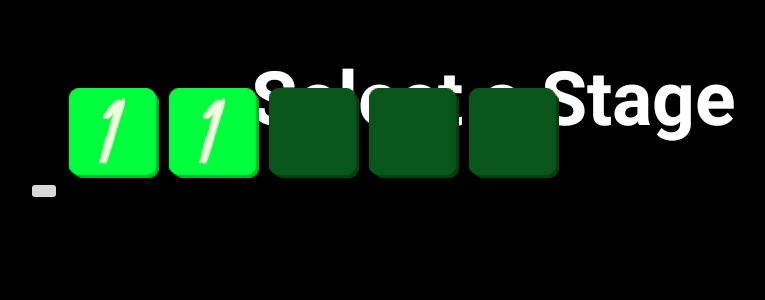
After one commit to kd9357/scavengerhaunt-1, an Android app: the StageSelectActivity screen opened directly, with no data from a screen before it, on a phone screen of 824 x 412 dp (held sideways). The commit adds this screen. Shown: the top 300 px of the screen, without its empty margins (124-889 px from the left). Run offline under Robolectric (Android 15) with nearby library versions, the phone set to English and light mode, and no system bars.

Commit message:
Stage select now has canvas option

```diff
--- a/AndroidStudioProjects/ScavengerHaunt/app/src/main/AndroidManifest.xml
+++ b/AndroidStudioProjects/ScavengerHaunt/app/src/main/AndroidManifest.xml
@@ -27,7 +27,7 @@
             android:label="Settings"
             android:screenOrientation="landscape"/>
         <activity
-            android:name=".StageSelect"
+            android:name=".StageSelectActivity"
             android:screenOrientation="landscape">
         </activity>
     </application>
--- /dev/null
+++ b/AndroidStudioProjects/ScavengerHaunt/app/src/main/java/group7/scavengerhaunt/Game.java
@@ -0,0 +1,15 @@
+package group7.scavengerhaunt;
+
+/**
+ * Created by Kevin on 3/17/2017.
+ * This class runs under the hood of the game
+ */
+
+public class Game {
+    private static final String TAG = "Game Background Runner";
+
+    public Game() {
+        //Constructor
+        //clear the map, set new seeds, probably grab spawn info and such?
+    }
+}
--- a/AndroidStudioProjects/ScavengerHaunt/app/src/main/java/group7/scavengerhaunt/GameActivity.java
+++ b/AndroidStudioProjects/ScavengerHaunt/app/src/main/java/group7/scavengerhaunt/GameActivity.java
@@ -5,6 +5,14 @@ import android.os.Bundle;
 
 public class GameActivity extends AppCompatActivity {
 
+    private static final String TAG = "Game Interface";
+    //Represents the internal state of the game
+    private Game mGame;
+
+    //Is the game over or not?
+    private boolean mGameOver;
+
+    //TODO: add variables for gameview, hud, etc
     @Override
     protected void onCreate(Bundle savedInstanceState) {
         super.onCreate(savedInstanceState);
--- a/AndroidStudioProjects/ScavengerHaunt/app/src/main/java/group7/scavengerhaunt/MainActivity.java
+++ b/AndroidStudioProjects/ScavengerHaunt/app/src/main/java/group7/scavengerhaunt/MainActivity.java
@@ -45,7 +45,7 @@ public class MainActivity extends AppCompatActivity implements View.OnClickListe
     public void onClick(View v) {
         //Go to stage select screen
         if(v==buttonStageSelect) {
-            startActivity(new Intent(this, StageSelect.class));
+            startActivity(new Intent(this, StageSelectActivity.class));
         }//Go to how to play screen
         else if(v==buttonHowToPlay) {
             startActivity(new Intent(this, HowToPlayActivity.class));
--- a/AndroidStudioProjects/ScavengerHaunt/app/src/main/java/group7/scavengerhaunt/StageSelect.java
+++ /dev/null
@@ -1,36 +0,0 @@
-package group7.scavengerhaunt;
-
-import android.content.Intent;
-import android.content.pm.ActivityInfo;
-import android.support.v7.app.AppCompatActivity;
-import android.os.Bundle;
-import android.view.View;
-import android.widget.ImageButton;
-
-public class StageSelect extends AppCompatActivity implements View.OnClickListener{
-
-    private ImageButton buttonStage;
-
-    @Override
-    protected void onCreate(Bundle savedInstanceState) {
-        super.onCreate(savedInstanceState);
-        setContentView(R.layout.activity_stage_select);
-
-        //Getting the button
-        buttonStage = (ImageButton) findViewById(R.id.stage_select_button);
-
-        //adding a click listener
-        buttonStage.setOnClickListener(this);
-
-        //TODO:Refactor and allow code to programmatically add locked and unlocked stages
-        //Maybe make this a BoardView instead?
-    }
-
-    @Override
-    public void onClick(View v) {
-        //Start game activity
-        if(v==buttonStage) {
-            startActivity(new Intent(this, GameActivity.class));
-        }
-    }
-}
--- /dev/null
+++ b/AndroidStudioProjects/ScavengerHaunt/app/src/main/java/group7/scavengerhaunt/StageSelectActivity.java
@@ -0,0 +1,58 @@
+package group7.scavengerhaunt;
+
+import android.content.Intent;
+import android.content.pm.ActivityInfo;
+import android.support.v7.app.AppCompatActivity;
+import android.os.Bundle;
+import android.view.MotionEvent;
+import android.view.View;
+import android.widget.ImageButton;
+
+public class StageSelectActivity extends AppCompatActivity implements View.OnClickListener{
+
+    private ImageButton buttonStage;
+    private StageView mStageView;
+
+    @Override
+    protected void onCreate(Bundle savedInstanceState) {
+        super.onCreate(savedInstanceState);
+        setContentView(R.layout.activity_stage_select);
+
+        //Getting the button
+        buttonStage = (ImageButton) findViewById(R.id.stage_select_button);
+
+        //Use View/canvas instead?
+        mStageView = (StageView) findViewById(R.id.stageView);
+        //Grab save data
+        int[] temp = {1, 1, 0, 0, 0};
+        mStageView.setUnlockedStages(temp);
+        mStageView.setOnTouchListener(mTouchListener);
+
+        //adding a click listener
+        buttonStage.setOnClickListener(this);
+
+        //TODO:Refactor and allow code to programmatically add locked and unlocked stages
+        //Maybe make this a BoardView (from tutorial) instead?
+    }
+
+    // Listen for touches on the board. Only apply move if game not over.
+    //TODO: Calculate which item touched given xy coordinates
+    private View.OnTouchListener mTouchListener = new View.OnTouchListener() {
+        public boolean onTouch(View v, MotionEvent event) {
+            //Set location, startActivity if unlocked
+
+            // So we aren't notified of continued events when finger is moved
+            return false;
+        }
+    };
+
+    //If using imageButtons
+    @Override
+    public void onClick(View v) {
+        //Start game activity
+        if(v==buttonStage) {
+            //Should tell game activity character spawn point, obstacles, other info
+            //startActivity(new Intent(this, GameActivity.class));
+        }
+    }
+}
--- /dev/null
+++ b/AndroidStudioProjects/ScavengerHaunt/app/src/main/java/group7/scavengerhaunt/StageView.java
@@ -0,0 +1,75 @@
+package group7.scavengerhaunt;
+
+import android.content.Context;
+import android.graphics.Bitmap;
+import android.graphics.BitmapFactory;
+import android.graphics.Canvas;
+import android.graphics.Paint;
+import android.graphics.Rect;
+import android.util.AttributeSet;
+import android.view.View;
+
+/**
+ * Created by Kevin on 3/17/2017.
+ * Use canvas to hopefully programmatically draw locked and unlocked stages
+ */
+
+public class StageView extends View {
+
+    private Bitmap mLockedStage;
+    private Bitmap mUnlockedStage;
+    private Paint mPaint;
+    private Game mGame;
+    //0: locked, 1 unlocked
+    private int[] mUnlockedStages;
+
+    public StageView(Context context, AttributeSet attrs) {
+        super(context, attrs);
+        initialize();
+    }
+
+    //Is this necessary?
+    public void setGame(Game game) {
+        mGame = game;
+    }
+
+    public void setUnlockedStages(int[] unlockedStages) {
+        mUnlockedStages = unlockedStages;
+    }
+
+    public void initialize() {
+        mLockedStage = BitmapFactory.decodeResource(getResources(), R.drawable.stage_icon_locked_placeholder);
+        mUnlockedStage = BitmapFactory.decodeResource(getResources(), R.drawable.stage_icon_placeholder);
+
+        mPaint = new Paint(Paint.ANTI_ALIAS_FLAG);
+    }
+
+    @Override
+    public void onDraw(Canvas canvas) {
+        super.onDraw(canvas);
+        int buttonSize = 100;
+        Rect drawingRect = new Rect();
+        //Draw on button locations
+        //TODO: Actually calculate button locations
+        //As it stands now the buttons are not in the right position/scale
+        int index = 0;
+        for(int row = 0; row < getHeight(); row += buttonSize) { //by column
+            for(int column = 0; column < getWidth(); column += buttonSize) { //by row
+                drawingRect.left = column;
+                drawingRect.top = row;
+                drawingRect.right = drawingRect.left + buttonSize;
+                drawingRect.bottom = drawingRect.top + buttonSize;
+                if(index < mUnlockedStages.length && mUnlockedStages[index] == 0) {
+                    canvas.drawBitmap(mLockedStage, null, drawingRect, null);
+                }
+                else if(index < mUnlockedStages.length && mUnlockedStages[index] == 1) {
+                    canvas.drawBitmap(mUnlockedStage, null, drawingRect, null);
+                }
+                index++;
+
+            }
+        }
+
+    }
+
+}
--- a/AndroidStudioProjects/ScavengerHaunt/app/src/main/res/layout/activity_stage_select.xml
+++ b/AndroidStudioProjects/ScavengerHaunt/app/src/main/res/layout/activity_stage_select.xml
@@ -8,7 +8,7 @@
     android:paddingLeft="@dimen/stage_select_horizontal_margin"
     android:paddingRight="@dimen/stage_select_horizontal_margin"
     android:paddingTop="@dimen/stage_select_vertical_margin"
-    tools:context="group7.scavengerhaunt.StageSelect">
+    tools:context="group7.scavengerhaunt.StageSelectActivity">
 
     <TextView
         android:id="@+id/stage_select_title"
@@ -20,11 +20,17 @@
         android:textSize="50sp"
         android:textStyle="bold"
         android:paddingBottom="20dp"/>
+    <group7.scavengerhaunt.StageView
+        android:id="@+id/stageView"
+        android:layout_width="fill_parent"
+        android:layout_height="wrap_content"
+        android:layout_margin="25dp"/>
 
     <ImageButton
         android:id="@+id/stage_select_button"
         android:layout_width="wrap_content"
         android:layout_height="wrap_content"
-        android:background="@drawable/stage_icon_placeholder"
+
         android:layout_below="@+id/stage_select_title"/>
+        <!--android:background="@drawable/stage_icon_placeholder"/>-->
 </RelativeLayout>
--- a/AndroidStudioProjects/ScavengerHaunt/app/src/main/res/values/colors.xml
+++ b/AndroidStudioProjects/ScavengerHaunt/app/src/main/res/values/colors.xml
@@ -1,6 +1,6 @@
 <?xml version="1.0" encoding="utf-8"?>
 <resources>
-    <color name="colorPrimary">#3F51B5</color>
+    <color name="colorPrimary">#000000</color>
     <color name="colorPrimaryDark">#303F9F</color>
     <color name="colorAccent">#00ff0d</color>
     <color name="colorText">#FFFFFF</color>
```
Also changed, not shown: AndroidStudioProjects/ScavengerHaunt/app/src/main/res/drawable/stage_icon_locked_placeholder.png (added).
